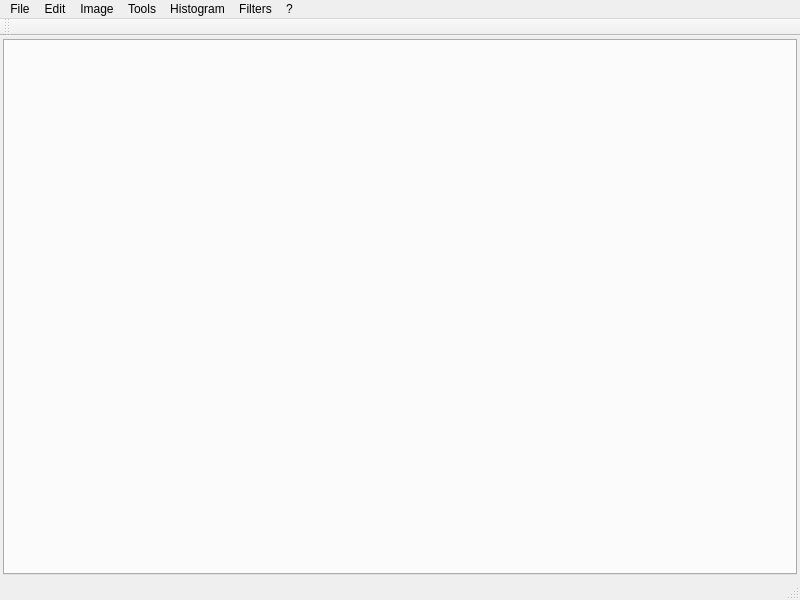
The window that kfiltre/mainwindow.ui (Viish/kfiltre) describes before a commit, drawn with Qt 5.
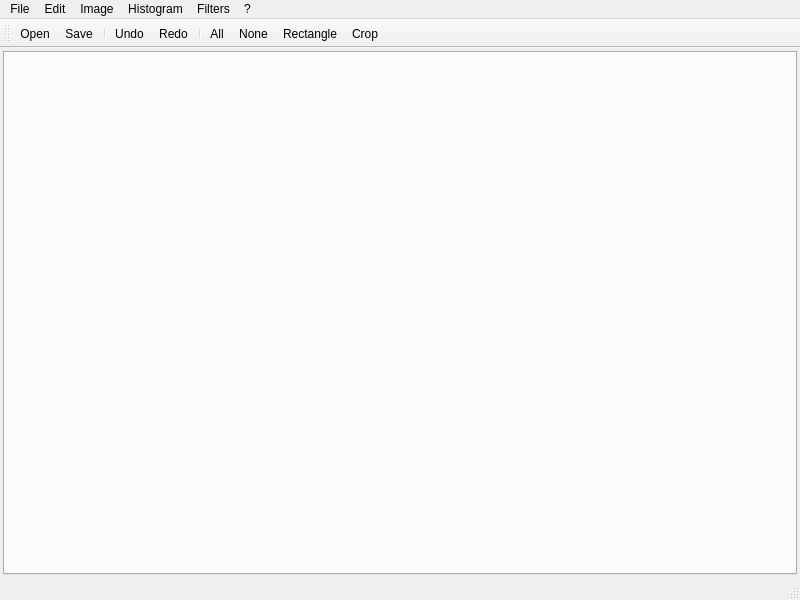
The same window after the commit. Icons and pictures are not drawn.

```diff
--- a/kfiltre/mainwindow.ui
+++ b/kfiltre/mainwindow.ui
@@ -76,7 +76,7 @@
      <x>0</x>
      <y>0</y>
      <width>800</width>
-     <height>25</height>
+     <height>27</height>
     </rect>
    </property>
    <widget class="QMenu" name="menuFile">
@@ -97,21 +97,8 @@
     <addaction name="actionGrayscale"/>
     <addaction name="actionFusion"/>
     <addaction name="actionResize"/>
-   </widget>
-   <widget class="QMenu" name="menuTools">
-    <property name="title">
-     <string>Tools</string>
-    </property>
-    <widget class="QMenu" name="menuSelection">
-     <property name="title">
-      <string>Select</string>
-     </property>
-     <addaction name="actionSelect_all"/>
-     <addaction name="actionNone"/>
-     <addaction name="separator"/>
-     <addaction name="actionRectangle"/>
-    </widget>
-    <addaction name="menuSelection"/>
+    <addaction name="actionVertical_Resize"/>
+    <addaction name="actionHorizontal_Resize"/>
    </widget>
    <widget class="QMenu" name="menuHistogram">
     <property name="title">
@@ -150,13 +137,21 @@
    <addaction name="menuFile"/>
    <addaction name="menuEdit"/>
    <addaction name="menuImage"/>
-   <addaction name="menuTools"/>
    <addaction name="menuHistogram"/>
    <addaction name="menuFilters"/>
    <addaction name="menu"/>
   </widget>
   <widget class="QStatusBar" name="statusBar"/>
   <widget class="QToolBar" name="toolBar">
+   <property name="sizePolicy">
+    <sizepolicy hsizetype="Preferred" vsizetype="Fixed">
+     <horstretch>0</horstretch>
+     <verstretch>0</verstretch>
+    </sizepolicy>
+   </property>
+   <property name="cursor">
+    <cursorShape>ArrowCursor</cursorShape>
+   </property>
    <property name="windowTitle">
     <string>toolBar</string>
    </property>
@@ -169,11 +164,24 @@
    <attribute name="toolBarBreak">
     <bool>false</bool>
    </attribute>
+   <addaction name="actionOpen"/>
+   <addaction name="actionSave"/>
+   <addaction name="separator"/>
+   <addaction name="actionUndo"/>
+   <addaction name="actionRedo"/>
+   <addaction name="separator"/>
+   <addaction name="actionSelect_all"/>
+   <addaction name="actionNone"/>
+   <addaction name="actionRectangle"/>
+   <addaction name="actionCrop"/>
   </widget>
   <action name="actionOpen">
    <property name="text">
     <string>Open...</string>
    </property>
+   <property name="iconText">
+    <string>Open</string>
+   </property>
    <property name="toolTip">
     <string>Open</string>
    </property>
```
Left out of the diff: 180 changed lines with no effect on the pictures.
